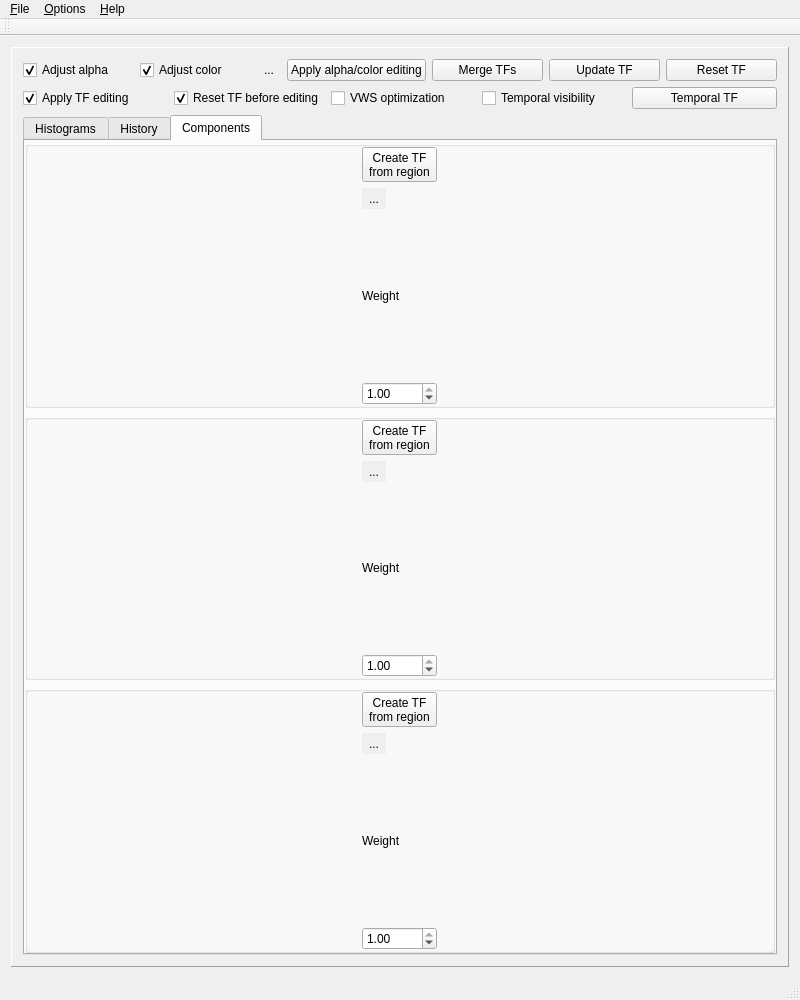
Old version of the form QtCuda/mainwindow.ui in the repository luosz/cuda-visibility.
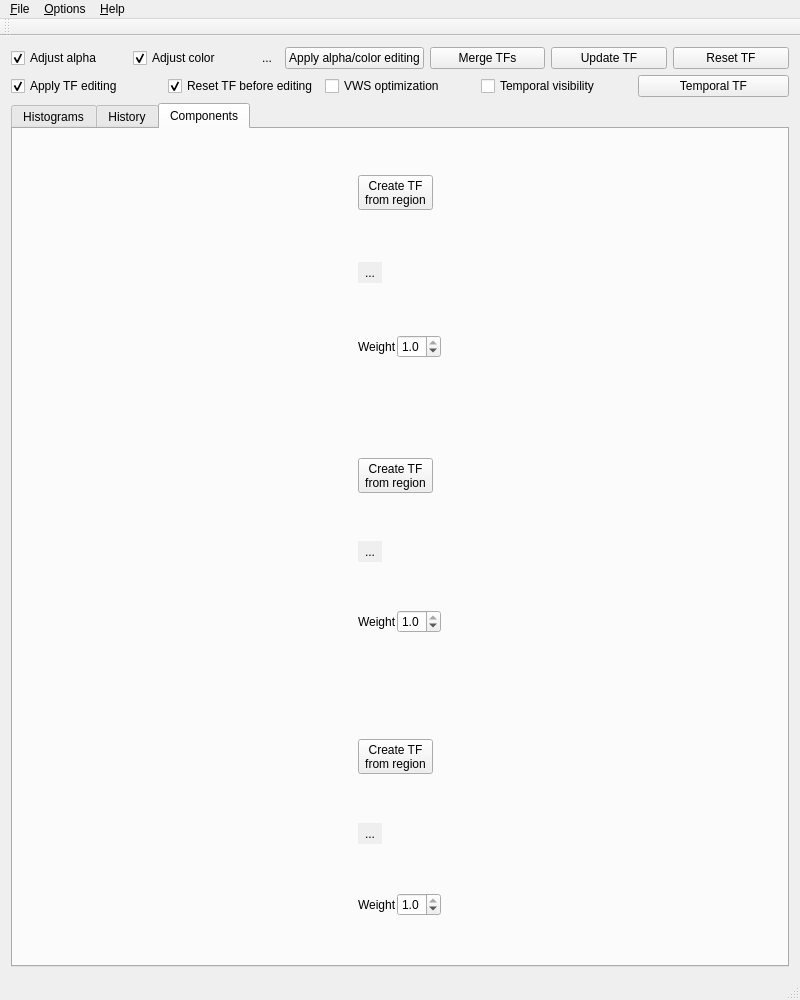
New version of the form. The open tabs and pages were chosen to show the change.

What changed in the file:
```diff
--- a/QtCuda/mainwindow.ui
+++ b/QtCuda/mainwindow.ui
@@ -16,7 +16,7 @@
   <widget class="QWidget" name="centralWidget">
    <layout class="QGridLayout" name="gridLayout_2">
     <item row="0" column="0">
-     <widget class="QFrame" name="frame">
+     <widget class="QWidget" name="widget" native="true">
       <property name="sizePolicy">
        <sizepolicy hsizetype="Preferred" vsizetype="Preferred">
         <horstretch>0</horstretch>
@@ -29,18 +29,21 @@
         <height>512</height>
        </size>
       </property>
-      <property name="frameShape">
-       <enum>QFrame::Panel</enum>
-      </property>
-      <property name="frameShadow">
-       <enum>QFrame::Raised</enum>
-      </property>
-      <property name="midLineWidth">
-       <number>0</number>
-      </property>
       <layout class="QGridLayout" name="gridLayout">
+       <property name="leftMargin">
+        <number>0</number>
+       </property>
+       <property name="topMargin">
+        <number>0</number>
+       </property>
+       <property name="rightMargin">
+        <number>0</number>
+       </property>
+       <property name="bottomMargin">
+        <number>0</number>
+       </property>
        <item row="0" column="0">
-        <layout class="QGridLayout" name="gridLayout_4">
+        <layout class="QGridLayout" name="gridLayout_3">
          <property name="leftMargin">
           <number>0</number>
          </property>
@@ -53,8 +56,8 @@
          <property name="bottomMargin">
           <number>0</number>
          </property>
-         <item row="0" column="0" colspan="2">
-          <layout class="QGridLayout" name="gridLayout_3">
+         <item row="0" column="0">
+          <layout class="QGridLayout" name="gridLayout_4">
            <property name="leftMargin">
             <number>0</number>
            </property>
@@ -67,43 +70,9 @@
            <property name="bottomMargin">
             <number>0</number>
            </property>
-           <item row="0" column="5">
-            <widget class="QPushButton" name="pushButton_2">
-             <property name="text">
-              <string>Update TF</string>
-             </property>
-            </widget>
-           </item>
-           <item row="0" column="6">
-            <widget class="QPushButton" name="pushButton_4">
-             <property name="text">
-              <string>Reset TF</string>
-             </property>
-            </widget>
-           </item>
-           <item row="0" column="1">
-            <widget class="QCheckBox" name="checkBox_2">
-             <property name="text">
-              <string>Adjust color</string>
-             </property>
-             <property name="checked">
-              <bool>true</bool>
-             </property>
-            </widget>
-           </item>
-           <item row="0" column="2">
-            <widget class="QToolButton" name="toolButton_4">
-             <property name="autoFillBackground">
-              <bool>true</bool>
-             </property>
-             <property name="text">
-              <string>...</string>
-             </property>
-             <property name="autoRaise">
-              <bool>true</bool>
-             </property>
-            </widget>
-           </item>
+           <property name="verticalSpacing">
+            <number>7</number>
+           </property>
            <item row="0" column="0">
             <widget class="QCheckBox" name="checkBox">
              <property name="sizePolicy">
@@ -120,10 +89,26 @@
              </property>
             </widget>
            </item>
-           <item row="0" column="4">
-            <widget class="QPushButton" name="pushButton">
+           <item row="0" column="1">
+            <widget class="QCheckBox" name="checkBox_2">
              <property name="text">
-              <string>Merge TFs</string>
+              <string>Adjust color</string>
+             </property>
+             <property name="checked">
+              <bool>true</bool>
+             </property>
+            </widget>
+           </item>
+           <item row="0" column="2">
+            <widget class="QToolButton" name="toolButton_4">
+             <property name="autoFillBackground">
+              <bool>true</bool>
+             </property>
+             <property name="text">
+              <string>...</string>
+             </property>
+             <property name="autoRaise">
+              <bool>true</bool>
              </property>
             </widget>
            </item>
@@ -134,9 +119,30 @@
              </property>
             </widget>
            </item>
+           <item row="0" column="4">
+            <widget class="QPushButton" name="pushButton">
+             <property name="text">
+              <string>Merge TFs</string>
+             </property>
+            </widget>
+           </item>
+           <item row="0" column="5">
+            <widget class="QPushButton" name="pushButton_2">
+             <property name="text">
+              <string>Update TF</string>
+             </property>
+            </widget>
+           </item>
+           <item row="0" column="6">
+            <widget class="QPushButton" name="pushButton_4">
+             <property name="text">
+              <string>Reset TF</string>
+             </property>
+            </widget>
+           </item>
           </layout>
          </item>
-         <item row="1" column="0" colspan="2">
+         <item row="1" column="0">
           <layout class="QGridLayout" name="gridLayout_5">
            <property name="leftMargin">
             <number>0</number>
@@ -302,8 +308,11 @@
             <number>0</number>
            </property>
            <item>
-            <widget class="QGroupBox" name="groupBox">
+            <widget class="QFrame" name="frame">
              <layout class="QHBoxLayout" name="horizontalLayout">
+              <property name="spacing">
+               <number>0</number>
+              </property>
               <property name="leftMargin">
                <number>0</number>
               </property>
@@ -317,7 +326,7 @@
                <number>0</number>
               </property>
               <item>
-               <layout class="QGridLayout" name="gridLayout_7">
+               <layout class="QGridLayout" name="gridLayout_9">
                 <property name="leftMargin">
                  <number>0</number>
                 </property>
@@ -330,26 +339,6 @@
                 <property name="bottomMargin">
                  <number>0</number>
                 </property>
-                <item row="2" column="0">
-                 <widget class="QLabel" name="label_5">
-                  <property name="text">
-                   <string>Weight</string>
-                  </property>
-                 </widget>
-                </item>
-                <item row="1" column="0">
-                 <widget class="QToolButton" name="toolButton">
-                  <property name="autoFillBackground">
-                   <bool>true</bool>
-                  </property>
-                  <property name="text">
-                   <string>...</string>
-                  </property>
-                  <property name="autoRaise">
-                   <bool>true</bool>
-                  </property>
-                 </widget>
-                </item>
                 <item row="0" column="0">
                  <widget class="QToolButton" name="toolButton_5">
                   <property name="text">
@@ -358,27 +347,66 @@
                   </property>
                  </widget>
                 </item>
-                <item row="3" column="0">
-                 <widget class="QDoubleSpinBox" name="doubleSpinBox">
-                  <property name="maximum">
-                   <double>1.000000000000000</double>
+                <item row="1" column="0">
+                 <widget class="QToolButton" name="toolButton">
+                  <property name="autoFillBackground">
+                   <bool>true</bool>
                   </property>
-                  <property name="singleStep">
-                   <double>0.100000000000000</double>
+                  <property name="text">
+                   <string>...</string>
                   </property>
-                  <property name="value">
-                   <double>1.000000000000000</double>
+                  <property name="autoRaise">
+                   <bool>true</bool>
                   </property>
                  </widget>
                 </item>
+                <item row="2" column="0">
+                 <layout class="QHBoxLayout" name="horizontalLayout_4">
+                  <property name="spacing">
+                   <number>0</number>
+                  </property>
+                  <item>
+                   <widget class="QLabel" name="label_5">
+                    <property name="sizePolicy">
+                     <sizepolicy hsizetype="Minimum" vsizetype="Minimum">
+                      <horstretch>0</horstretch>
+                      <verstretch>0</verstretch>
+                     </sizepolicy>
+                    </property>
+                    <property name="text">
+                     <string>Weight</string>
+                    </property>
+                   </widget>
+                  </item>
+                  <item>
+                   <widget class="QDoubleSpinBox" name="doubleSpinBox">
+                    <property name="decimals">
+                     <number>1</number>
+                    </property>
+                    <property name="maximum">
+                     <double>1.000000000000000</double>
+                    </property>
+                    <property name="singleStep">
+                     <double>0.100000000000000</double>
+                    </property>
+                    <property name="value">
+                     <double>1.000000000000000</double>
+                    </property>
+                   </widget>
+                  </item>
+                 </layout>
+                </item>
                </layout>
               </item>
              </layout>
             </widget>
            </item>
            <item>
-            <widget class="QGroupBox" name="groupBox_2">
+            <widget class="QFrame" name="frame_2">
              <layout class="QHBoxLayout" name="horizontalLayout_2">
+              <property name="spacing">
+               <number>0</number>
+              </property>
               <property name="leftMargin">
                <number>0</number>
               </property>
@@ -393,6 +421,9 @@
               </property>
               <item>
                <layout class="QGridLayout" name="gridLayout_8">
+                <property name="spacing">
+                 <number>0</number>
+                </property>
                 <item row="0" column="0">
                  <widget class="QToolButton" name="toolButton_6">
                   <property name="text">
@@ -415,24 +446,40 @@
                  </widget>
                 </item>
                 <item row="2" column="0">
-                 <widget class="QLabel" name="label_6">
-                  <property name="text">
-                   <string>Weight</string>
+                 <layout class="QHBoxLayout" name="horizontalLayout_5">
+                  <property name="spacing">
+                   <number>0</number>
                   </property>
-                 </widget>
-                </item>
-                <item row="3" column="0">
-                 <widget class="QDoubleSpinBox" name="doubleSpinBox_2">
-                  <property name="maximum">
-                   <double>1.000000000000000</double>
-                  </property>
-                  <property name="singleStep">
-                   <double>0.100000000000000</double>
-                  </property>
-                  <property name="value">
-                   <double>1.000000000000000</double>
-                  </property>
-                 </widget>
+                  <item>
+                   <widget class="QLabel" name="label_6">
+                    <property name="sizePolicy">
+                     <sizepolicy hsizetype="Minimum" vsizetype="Minimum">
+                      <horstretch>0</horstretch>
+                      <verstretch>0</verstretch>
+                     </sizepolicy>
+                    </property>
+                    <property name="text">
+                     <string>Weight</string>
+                    </property>
+                   </widget>
+                  </item>
+                  <item>
+                   <widget class="QDoubleSpinBox" name="doubleSpinBox_2">
+                    <property name="decimals">
+                     <number>1</number>
+                    </property>
+                    <property name="maximum">
+                     <double>1.000000000000000</double>
+                    </property>
+                    <property name="singleStep">
+                     <double>0.100000000000000</double>
+                    </property>
+                    <property name="value">
+                     <double>1.000000000000000</double>
+                    </property>
+                   </widget>
+                  </item>
+                 </layout>
                 </item>
                </layout>
               </item>
@@ -440,8 +487,11 @@
             </widget>
            </item>
            <item>
-            <widget class="QGroupBox" name="groupBox_3">
+            <widget class="QFrame" name="frame_3">
              <layout class="QHBoxLayout" name="horizontalLayout_3">
+              <property name="spacing">
+               <number>0</number>
+              </property>
               <property name="leftMargin">
                <number>0</number>
               </property>
@@ -455,7 +505,10 @@
                <number>0</number>
               </property>
               <item>
-               <layout class="QGridLayout" name="gridLayout_11">
+               <layout class="QGridLayout" name="gridLayout_7">
+                <property name="spacing">
+                 <number>0</number>
+                </property>
                 <item row="0" column="0">
                  <widget class="QToolButton" name="toolButton_7">
                   <property name="text">
@@ -464,13 +517,6 @@
                   </property>
                  </widget>
                 </item>
-                <item row="2" column="0">
-                 <widget class="QLabel" name="label_7">
-                  <property name="text">
-                   <string>Weight</string>
-                  </property>
-                 </widget>
-                </item>
                 <item row="1" column="0">
                  <widget class="QToolButton" name="toolButton_3">
                   <property name="autoFillBackground">
@@ -484,18 +530,41 @@
                   </property>
                  </widget>
                 </item>
-                <item row="3" column="0">
-                 <widget class="QDoubleSpinBox" name="doubleSpinBox_3">
-                  <property name="maximum">
-                   <double>1.000000000000000</double>
+                <item row="2" column="0">
+                 <layout class="QHBoxLayout" name="horizontalLayout_6">
+                  <property name="spacing">
+                   <number>0</number>
                   </property>
-                  <property name="singleStep">
-                   <double>0.100000000000000</double>
-                  </property>
-                  <property name="value">
-                   <double>1.000000000000000</double>
-                  </property>
-                 </widget>
+                  <item>
+                   <widget class="QLabel" name="label_7">
+                    <property name="sizePolicy">
+                     <sizepolicy hsizetype="Minimum" vsizetype="Minimum">
+                      <horstretch>0</horstretch>
+                      <verstretch>0</verstretch>
+                     </sizepolicy>
+                    </property>
+                    <property name="text">
+                     <string>Weight</string>
+                    </property>
+                   </widget>
+                  </item>
+                  <item>
+                   <widget class="QDoubleSpinBox" name="doubleSpinBox_3">
+                    <property name="decimals">
+                     <number>1</number>
+                    </property>
+                    <property name="maximum">
+                     <double>1.000000000000000</double>
+                    </property>
+                    <property name="singleStep">
+                     <double>0.100000000000000</double>
+                    </property>
+                    <property name="value">
+                     <double>1.000000000000000</double>
+                    </property>
+                   </widget>
+                  </item>
+                 </layout>
                 </item>
                </layout>
               </item>
```
Left out of the diff: 47 changed lines with no effect on the pictures.
